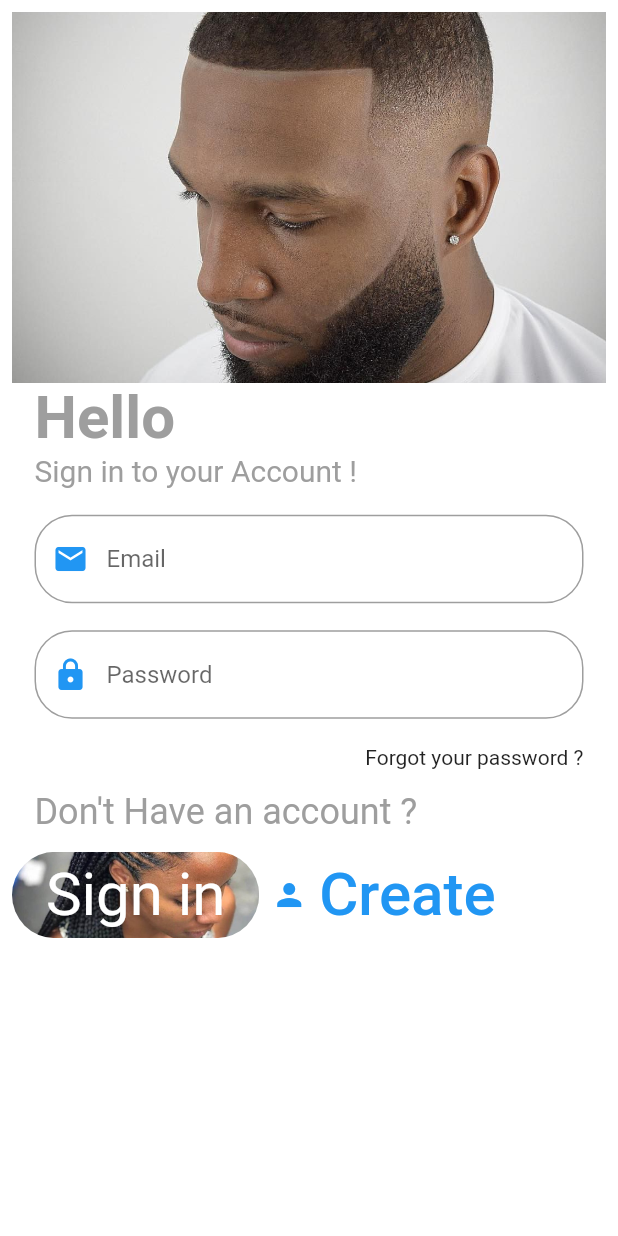
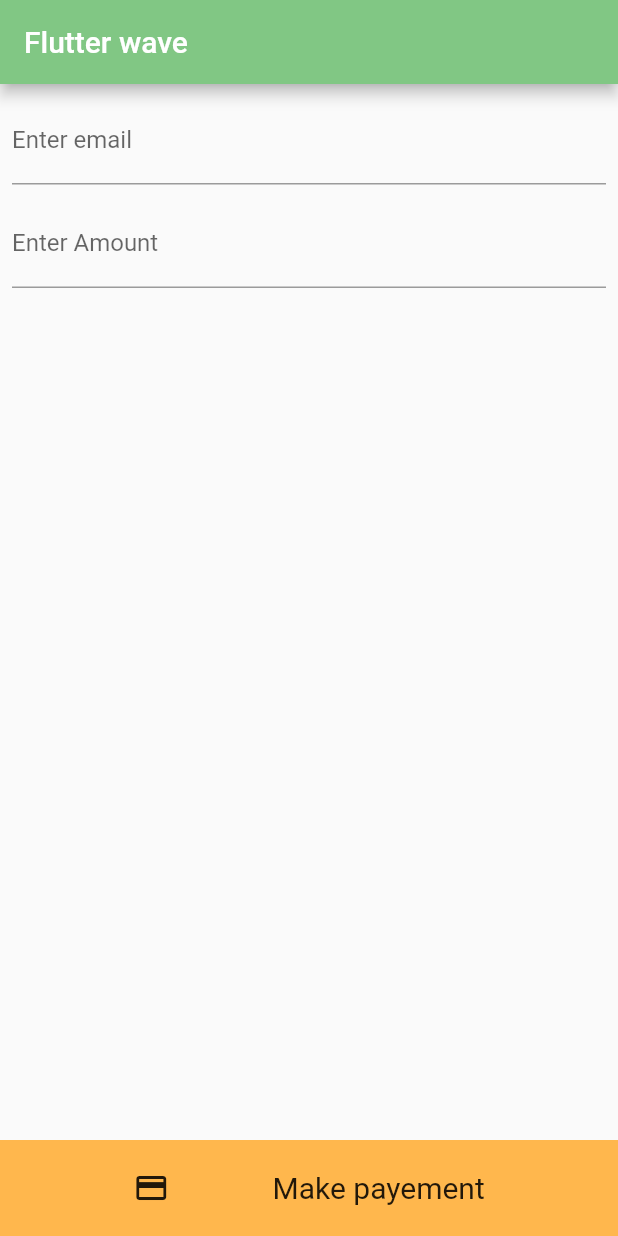
Before and after one commit to allanalmax/flutter-app, a Flutter app: the screen it shows after launch, on a phone screen of 412 x 824 dp. Run offline on Flutter 3.47's test engine with Material 2 defaults, Android fonts, the phone set to English and light mode, and no system bars; our stand-ins replace firebase_auth, firebase_core, geolocator, google_maps_flutter; missing offline and left inert: flutterwave; accounts and stored records are empty.

Commit message:
added payment

```diff
--- a/lib/main.dart
+++ b/lib/main.dart
@@ -3,6 +3,7 @@
 import 'package:salon_app_final/application_bloc.dart';
 import 'package:salon_app_final/home_page.dart';
 import 'package:salon_app_final/home_screen.dart';
+import 'package:salon_app_final/payment/flutterwave.dart';
 import 'login.dart';
 import 'signup.dart';
 import 'firebase_options.dart';
@@ -14,7 +15,7 @@
   runApp(MaterialApp(
     debugShowCheckedModeBanner: false,
     routes: {
-      '/': (context) => const LoginPage(),
+      '/': (context) => SalonPay(),
       '/signup': (context) => const SignUpPage(),
       '/home': (context) => const HomeScreen(),
       '/locate': (context) => const Application(),
--- /dev/null
+++ b/lib/payment/flutterwave.dart
@@ -0,0 +1,150 @@
+import 'dart:io';
+import 'dart:math';
+
+import 'package:flutter/material.dart';
+import 'package:flutterwave/core/flutterwave.dart';
+import 'package:flutterwave/models/responses/charge_response.dart';
+
+class SalonPay extends StatefulWidget {
+  const SalonPay({key});
+
+  @override
+  State<SalonPay> createState() => SalonPayState();
+}
+
+class SalonPayState extends State<SalonPay> {
+  TextEditingController _email = TextEditingController();
+  TextEditingController _amount = TextEditingController();
+
+  String _ref;
+
+  void setRef() {
+    Random rand = Random();
+    int number = rand.nextInt(2000);
+    if (Platform.isAndroid) {
+      setState(() {
+        _ref = 'android123489$number';
+      });
+    } else {
+      setState(() {
+        _ref = 'IOS123456$number';
+      });
+    }
+  }
+
+  @override
+  void initState() {
+    setRef();
+    super.initState();
+  }
+
+  @override
+  Widget build(BuildContext context) {
+    return Scaffold(
+      appBar: AppBar(
+        backgroundColor: Colors.green.shade300,
+        title: Text('Flutter wave'),
+      ),
+      body: Stack(
+        children: [
+          Padding(
+            padding: const EdgeInsets.all(8.0),
+            child: Column(
+              children: [
+                Container(
+                  margin: EdgeInsets.only(bottom: 10),
+                  child: TextFormField(
+                    controller: _email,
+                    decoration: InputDecoration(labelText: 'Enter email'),
+                  ),
+                ),
+                Container(
+                  margin: EdgeInsets.only(bottom: 10),
+                  child: TextFormField(
+                    controller: _amount,
+                    decoration: InputDecoration(labelText: 'Enter Amount'),
+                  ),
+                )
+              ],
+            ),
+          ),
+          //button
+          Positioned(
+            bottom: 0,
+            child: GestureDetector(
+              onTap: () {
+                final email = _email.text;
+                final amount = _amount.text;
+
+                if (email.isEmpty || amount.isEmpty) {
+                  ScaffoldMessenger.of(context).showSnackBar(
+                      SnackBar(content: Text('Fields are empty')));
+                } else {
+                  //proceed to flutterwave payment
+                  _makepayment(context, email.trim(), amount.trim());
+                }
+              },
+              child: Container(
+                padding: EdgeInsets.all(20),
+                width: MediaQuery.of(context).size.width,
+                color: Colors.orange.shade300,
+                child: Row(
+                  mainAxisAlignment: MainAxisAlignment.spaceEvenly,
+                  children: [
+                    Icon(Icons.payment),
+                    Text(
+                      'Make payement',
+                      style: TextStyle(fontSize: 20),
+                    )
+                  ],
+                ),
+              ),
+            ),
+          )
+        ],
+      ),
+    );
+  }
+
+  Future<void> _makepayment(
+      BuildContext context, String email, String amount) async {
+    try {
+      Flutterwave flutterwave = Flutterwave.forUIPayment(
+          context: this.context,
+          encryptionKey: "FLWSECK_TEST200d7af70c85",
+          publicKey: "FLWPUBK_TEST-bc2bf63c7be43f4208971d6a74142e48-X",
+          currency: "ugx",
+          amount: amount,
+          email: email,
+          fullName: "Aisha",
+          txRef: _ref,
+          isDebugMode: true,
+          phoneNumber: "+256 ",
+          acceptCardPayment: false,
+          acceptUSSDPayment: false,
+          acceptAccountPayment: false,
+          acceptFrancophoneMobileMoney: false,
+          acceptGhanaPayment: false,
+          acceptMpesaPayment: false,
+          acceptRwandaMoneyPayment: false,
+          acceptUgandaPayment: true,
+          acceptZambiaPayment: false);
+
+      final ChargeResponse response =
+          await flutterwave.initializeForUiPayments();
+      if (response == null) {
+        print("Transaction Failed");
+      } else {
+        ///
+        if (response.status == "success") {
+          print(response.data);
+          print(response.message);
+        } else {
+          print(response.message);
+        }
+      }
+    } catch (error) {
+      print(error);
+    }
+  }
+}
--- a/pubspec.yaml
+++ b/pubspec.yaml
@@ -43,6 +43,7 @@
   http: ^0.13.5
   google_maps_flutter: ^2.2.1
   url_launcher: ^6.1.6
+  flutterwave: ^1.0.3
 
 dev_dependencies:
   flutter_test:
```
Also changed, not shown: pubspec.lock.
